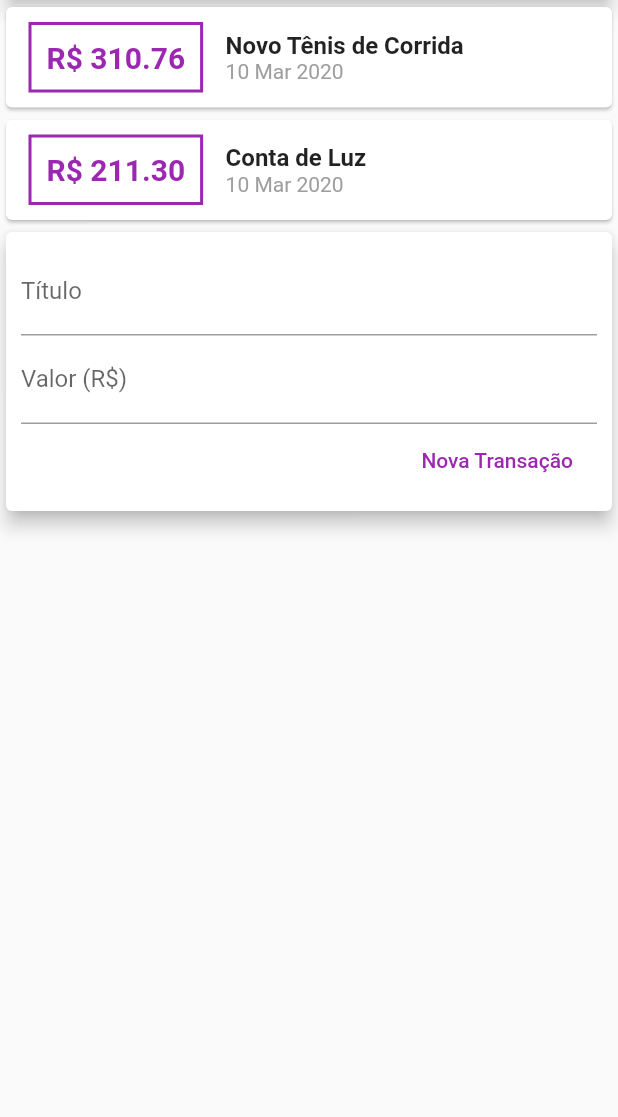
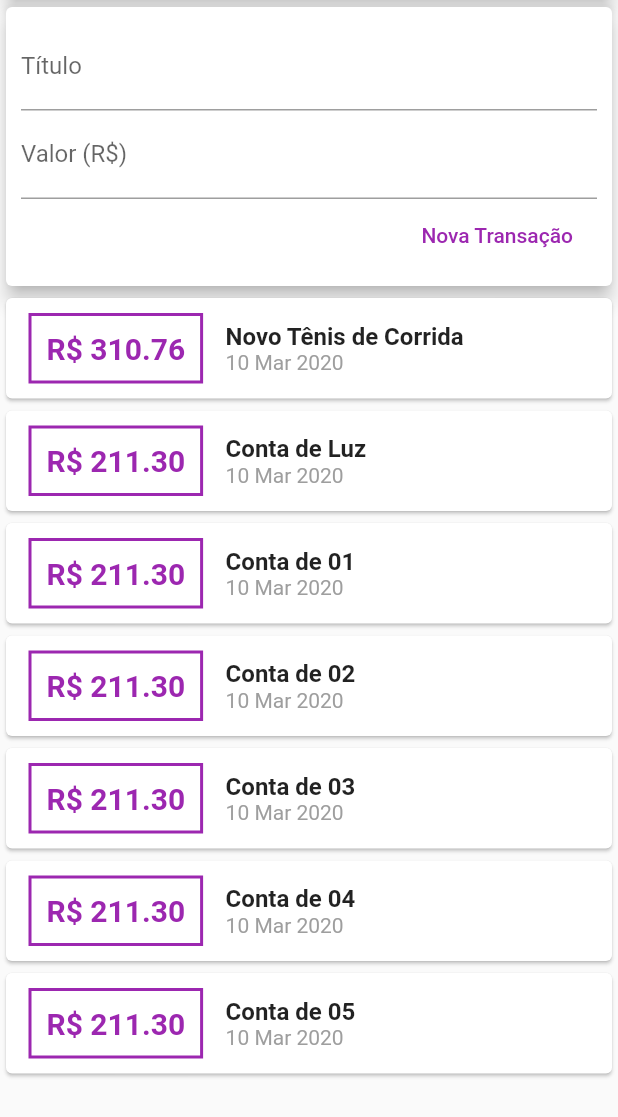
Before and after one commit to wellingtondw/expenses-controller, a Flutter app: the screen it shows after launch, on a phone screen of 412 x 824 dp, the part 119-1236 px from its top. Run offline on Flutter 3.47's test engine with Material 2 defaults, Android fonts, the phone set to English and light mode, and no system bars.

```diff
--- a/lib/components/transaction_user.dart
+++ b/lib/components/transaction_user.dart
@@ -23,6 +23,36 @@ class _TransactionUserState extends State<TransactionUser> {
       value: 211.30,
       date: DateTime.now(),
     ),
+    Transaction(
+      id: 't3',
+      title: 'Conta de 01',
+      value: 211.30,
+      date: DateTime.now(),
+    ),
+    Transaction(
+      id: 't4',
+      title: 'Conta de 02',
+      value: 211.30,
+      date: DateTime.now(),
+    ),
+    Transaction(
+      id: 't5',
+      title: 'Conta de 03',
+      value: 211.30,
+      date: DateTime.now(),
+    ),
+    Transaction(
+      id: 't6',
+      title: 'Conta de 04',
+      value: 211.30,
+      date: DateTime.now(),
+    ),
+    Transaction(
+      id: 't7',
+      title: 'Conta de 05',
+      value: 211.30,
+      date: DateTime.now(),
+    ),
   ];
 
   _addTransaction(String title, double value) {
@@ -41,8 +71,8 @@ class _TransactionUserState extends State<TransactionUser> {
   Widget build(BuildContext context) {
     return Column(
       children: <Widget>[
+        TransactionForm(_addTransaction),
         TransactionList(_transactions),
-        TransactionForm(_addTransaction),
       ],
     );
   }
--- a/lib/main.dart
+++ b/lib/main.dart
@@ -17,7 +17,8 @@ class MyHomePage extends StatelessWidget {
   Widget build(BuildContext context) {
     return Scaffold(
         appBar: AppBar(title: Text('Despesas Pessoais')),
-        body: Column(
+        body: SingleChildScrollView(
+          child: Column(
             mainAxisAlignment: MainAxisAlignment.start,
             crossAxisAlignment: CrossAxisAlignment.center,
             children: <Widget>[
@@ -31,6 +32,7 @@ class MyHomePage extends StatelessWidget {
               ),
               TransactionUser(),
             ],
+          ),
         ));
   }
 }
```
Lines whose indentation alone changed are shown as unchanged.
